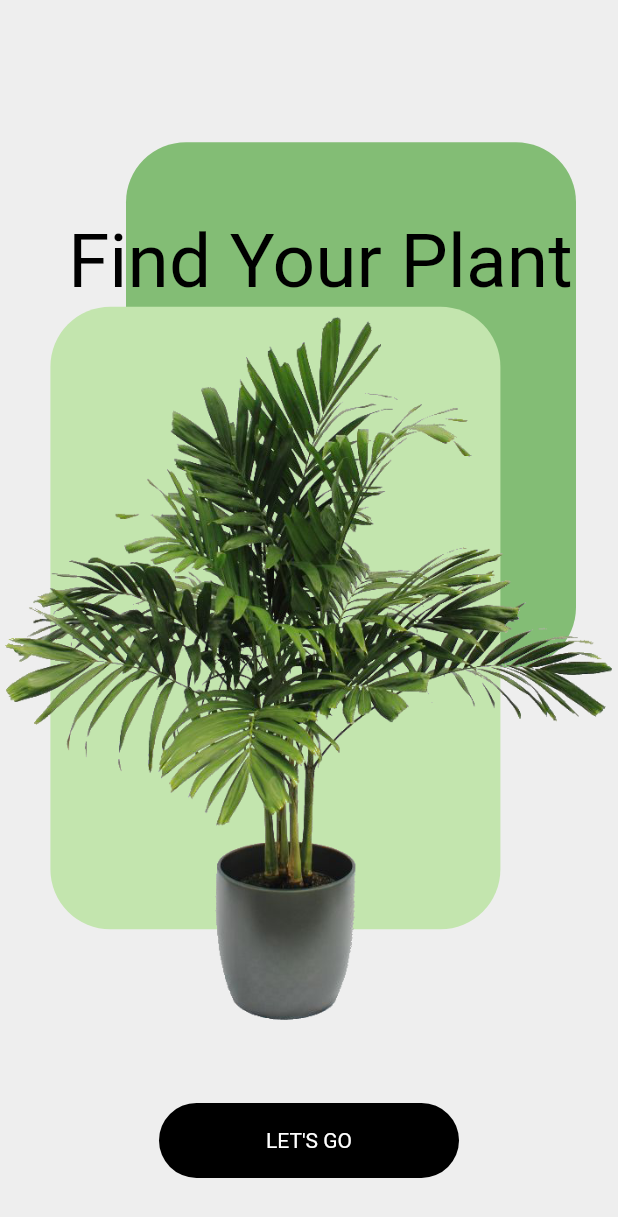
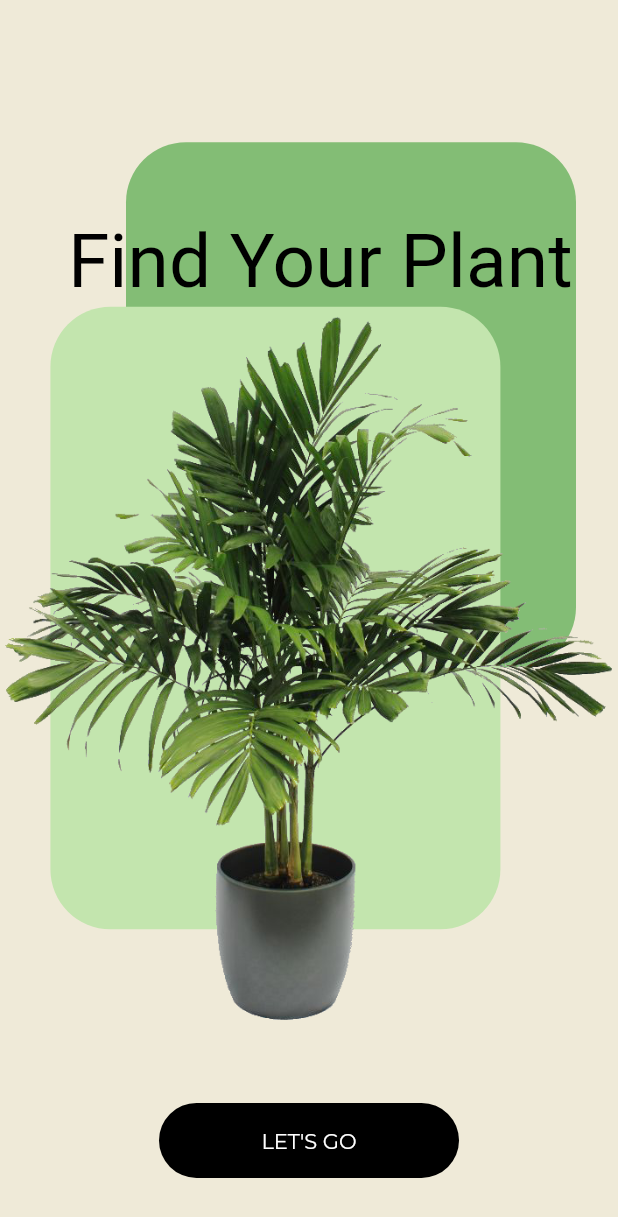
Before and after one commit to MuazzezA/flutter_ui_design, a Flutter app: the screen it shows after launch, on a phone screen of 412 x 824 dp. Shown: the top 1217 px of the screen. Run offline on Flutter 3.47's test engine with Material 2 defaults, Android fonts, the phone set to English and light mode, and no system bars; our stand-ins replace google_fonts.

Commit message:
default theme güncellendi

```diff
--- a/plants/lib/theme/default_theme.dart
+++ b/plants/lib/theme/default_theme.dart
@@ -1,10 +1,10 @@
 import 'package:flutter/material.dart';
+import 'package:google_fonts/google_fonts.dart';
 
 ThemeData defaultTheme() {
   return ThemeData(
-    scaffoldBackgroundColor: const Color(0xffEEEEEE),
-    primaryColor: const Color(0xffEEEEEE),
-    // primarySwatch:  const Color(0xffE8E8E8),
-    //textTheme: GoogleFonts.monne
+    scaffoldBackgroundColor: const Color(0xffEFEAD8),
+    primaryColor: const Color(0xffBBBFCA),
+    textTheme: GoogleFonts.montserratTextTheme(),
   );
 }
```
